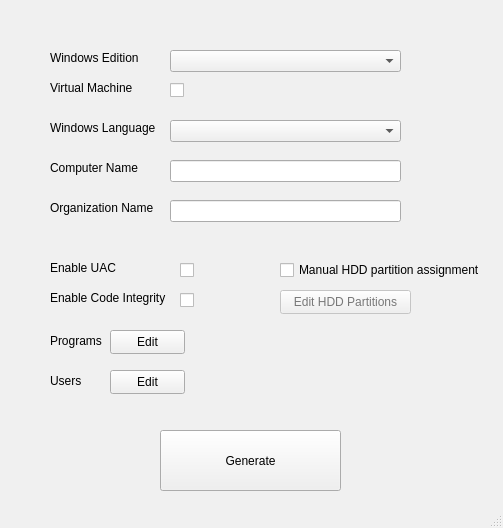
First picture: the form in MainWindow - untitled.ui, repository Alex591/answer-generator, before the edit.
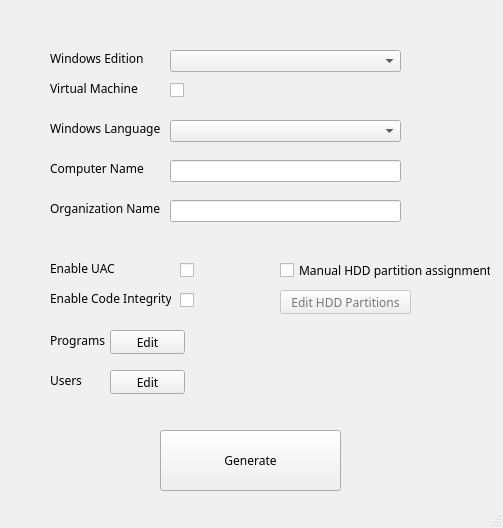
Second picture: the form after the edit.

What changed in the file:
```diff
--- a/MainWindow - untitled.ui
+++ b/MainWindow - untitled.ui
@@ -560,6 +560,11 @@
     </disabled>
    </palette>
   </property>
+  <property name="font">
+   <font>
+    <family>Segoe UI Variable</family>
+   </font>
+  </property>
   <property name="focusPolicy">
    <enum>Qt::ClickFocus</enum>
   </property>
```
Left out of the diff: 4 changed lines with no effect on the pictures.
